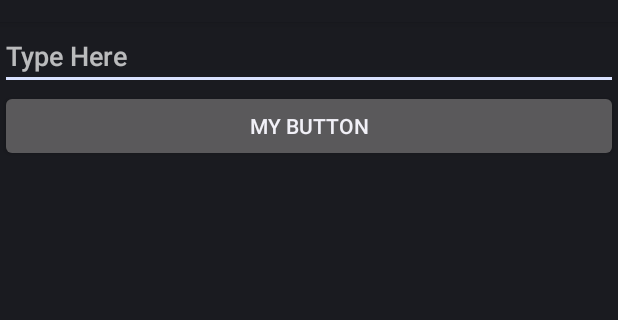
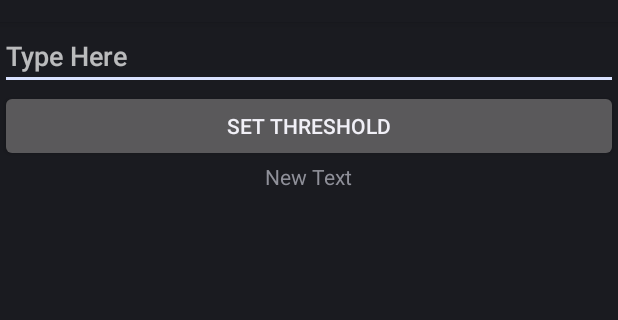
Before and after one commit to csghone/HelloAndroid-AS, an Android app: the layout fragment_blank_fragment_1.xml on its own in the app's theme, with its tools: preview values and no code run, on a phone screen of 412 x 824 dp, the part 62-382 px from its top. Run offline under Robolectric (Android 15) with nearby library versions, the phone set to English and light mode, and no system bars.

Commit message:
Basic working version
Signed-off-by: Chaitanya Ghone <csghone@ti.com>

```diff
--- a/app/src/main/java/csg/HelloAndroid/MainActivity.java
+++ b/app/src/main/java/csg/HelloAndroid/MainActivity.java
@@ -36,7 +36,7 @@ public class MainActivity
         setContentView(R.layout.main);
 
         // update the main content by replacing fragments
-        myFragment1 = BlankFragment_1.newInstance("Hello", "World");
+        myFragment1 = BlankFragment_1.newInstance(this, "World");
         curFragment = null;
 
 
--- a/app/src/main/res/layout/fragment_blank_fragment_1.xml
+++ b/app/src/main/res/layout/fragment_blank_fragment_1.xml
@@ -8,7 +8,9 @@
     <EditText android:id="@+id/edit_message"
         android:layout_width="fill_parent"
         android:layout_height="wrap_content"
-        android:hint="@string/edit_message" />
+        android:hint="@string/edit_message"
+        android:autoText="false"
+        android:inputType="numberDecimal" />
 
     <Button android:id="@+id/my_button"
         android:layout_width="fill_parent"
@@ -17,4 +19,12 @@
         android:text="@string/my_button_text"
         android:layout_gravity="right|top" />
 
+    <TextView
+        android:layout_width="wrap_content"
+        android:layout_height="wrap_content"
+        android:text="New Text"
+        android:id="@+id/lxTextView"
+        android:layout_below="@+id/my_button"
+        android:layout_centerHorizontal="true" />
+
 </RelativeLayout>
--- a/app/src/main/res/values/strings.xml
+++ b/app/src/main/res/values/strings.xml
@@ -3,7 +3,7 @@
 
     <string name="app_name">MainActivity</string>
     <string name="edit_message">Type Here</string>
-    <string name="my_button_text">My Button</string>
+    <string name="my_button_text">Set Threshold</string>
     <string name="chk_box_txt">Chk</string>
     <string name="tempStr">TempString</string>
 \            <string name="tempStr1">TempString1</string>
@@ -11,7 +11,7 @@
 \            <string-array name="drawer_menu">
         <item>Entry1</item>
         <item>Entry2</item>
-        <item>Entry3</item>
+        <item>Buzzer Game</item>
     </string-array>
 
     <color name="primary">#ffc00000</color>
```
Also changed, not shown: app/src/main/java/csg/HelloAndroid/BlankFragment_1.java (+66 -3 lines), 1 other file.
